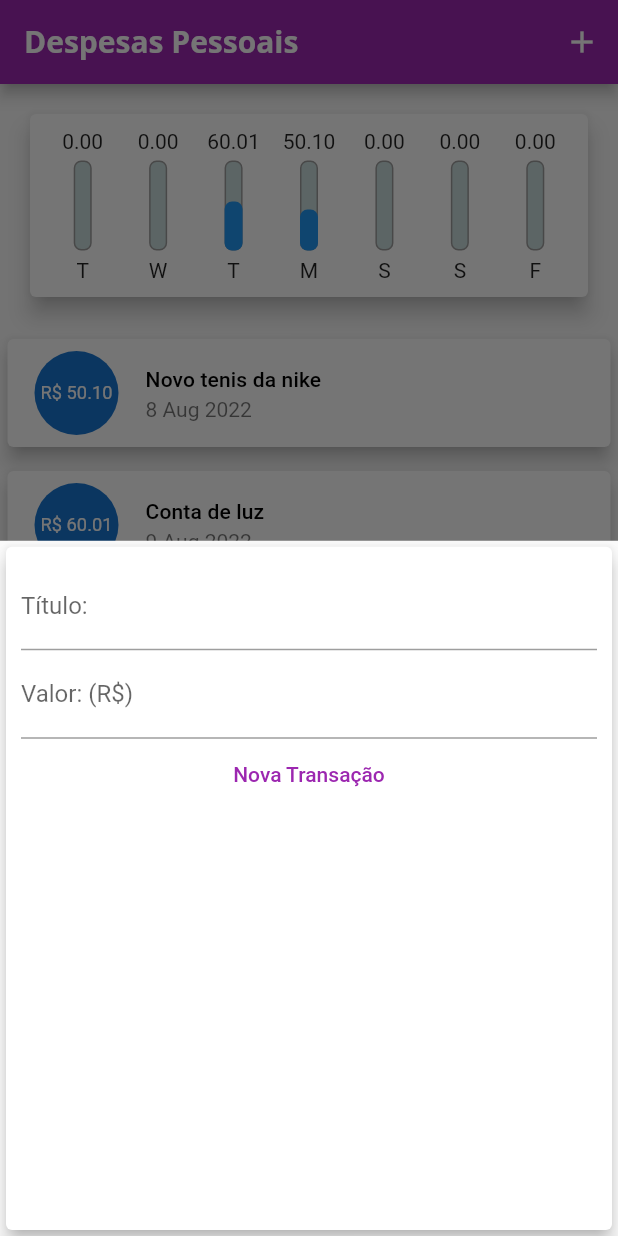
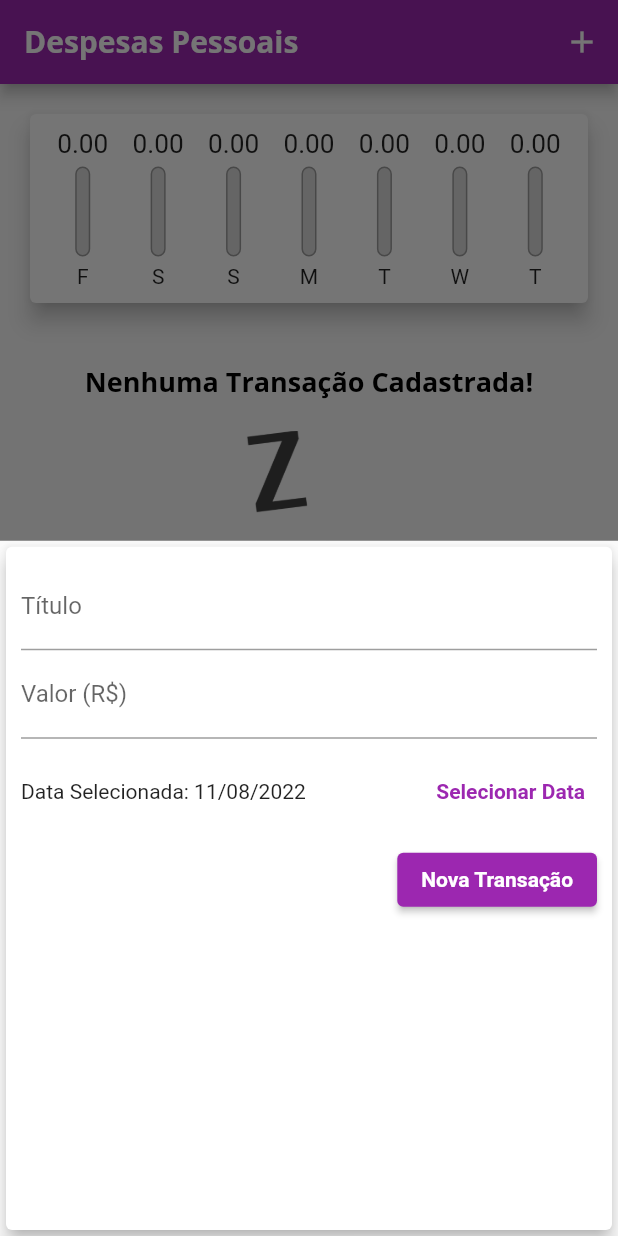
Before and after one commit to FabianoSouzaPereira/expenses, a Flutter app: the screen it shows after launch, after a tap on the "add" icon, on a phone screen of 412 x 824 dp. Run offline on Flutter 3.47's test engine with Material 2 defaults, Android fonts, the phone set to English and light mode, and no system bars.

Commit message:
finish module

```diff
--- a/lib/components/chart.dart
+++ b/lib/components/chart.dart
@@ -6,10 +6,9 @@ import 'chart_bar.dart';
 class Chart extends StatelessWidget {
   final List<Transaction> recentTransaction;
 
-  // ignore: use_key_in_widget_constructors
-  const Chart(this.recentTransaction);
+  const Chart(this.recentTransaction, {Key? key}) : super(key: key);
 
-  List<Map<String, Object>> get groupedtransations {
+  List<Map<String, Object>> get groupedTransactions {
     return List.generate(7, (index) {
       final weekDay = DateTime.now().subtract(
         Duration(days: index),
@@ -31,11 +30,11 @@ class Chart extends StatelessWidget {
         'day': DateFormat.E().format(weekDay)[0],
         'value': totalSum,
       };
-    });
+    }).reversed.toList();
   }
 
   double get _weekTotalValue {
-    return groupedtransations.fold(0.0, (sum, tr) {
+    return groupedTransactions.fold(0.0, (sum, tr) {
       return sum + (tr['value'] as double);
     });
   }
@@ -46,20 +45,23 @@ class Chart extends StatelessWidget {
       elevation: 6,
       margin: const EdgeInsets.all(20),
       child: Padding(
-          padding: const EdgeInsets.all(10.0),
+        padding: const EdgeInsets.all(10),
         child: Row(
           mainAxisAlignment: MainAxisAlignment.spaceAround,
-            children: groupedtransations.map((tr) {
+          children: groupedTransactions.map((tr) {
             return Flexible(
               fit: FlexFit.tight,
               child: ChartBar(
-                  label: tr['day'].toString(),
-                  value: double.parse(tr['value'].toString()).toDouble(),
-                  percentage: (tr['value'] as double) / _weekTotalValue,
+                label: tr['day'] as String,
+                value: tr['value'] as double,
+                percentage: _weekTotalValue == 0
+                    ? 0
+                    : (tr['value'] as double) / _weekTotalValue,
               ),
             );
           }).toList(),
         ),
-        ));
+      ),
+    );
   }
 }
--- a/lib/components/chart_bar.dart
+++ b/lib/components/chart_bar.dart
@@ -1,25 +1,31 @@
 import 'package:flutter/material.dart';
 
 class ChartBar extends StatelessWidget {
-  final String label;
-  final double value;
-  final double percentage;
+  final String? label;
+  final double? value;
+  final double? percentage;
 
-  ChartBar({
-    required this.label,
-    required this.value,
-    required this.percentage,
-  });
+  const ChartBar({
+    this.label,
+    this.value,
+    this.percentage,
+    Key? key,
+  }) : super(key: key);
 
   @override
   Widget build(BuildContext context) {
     return Column(
-      children: <Widget>[
-        FittedBox(child: Text('${value.toStringAsFixed(2)}')),
-        SizedBox(height: 5),
-        Container(
+      children: [
+        SizedBox(
+          height: 20,
+          child: FittedBox(
+            child: Text('${value!.toStringAsFixed(2)}'),
+          ),
+        ),
+        const SizedBox(height: 5),
+        SizedBox(
           height: 60,
-          width: 12,
+          width: 10,
           child: Stack(
             alignment: Alignment.bottomCenter,
             children: <Widget>[
@@ -29,7 +35,7 @@ class ChartBar extends StatelessWidget {
                     color: Colors.grey,
                     width: 1.0,
                   ),
-                  color: const Color.fromRGBO(200, 220, 220, 1),
+                  color: const Color.fromRGBO(220, 220, 220, 1),
                   borderRadius: BorderRadius.circular(5),
                 ),
               ),
@@ -37,7 +43,7 @@ class ChartBar extends StatelessWidget {
                 heightFactor: percentage,
                 child: Container(
                   decoration: BoxDecoration(
-                    color: Theme.of(context).primaryColor,
+                    color: Theme.of(context).colorScheme.primary,
                     borderRadius: BorderRadius.circular(5),
                   ),
                 ),
@@ -45,8 +51,8 @@ class ChartBar extends StatelessWidget {
             ],
           ),
         ),
-        SizedBox(height: 5),
-        Text(label),
+        const SizedBox(height: 5),
+        Text(label!),
       ],
     );
   }
--- a/lib/components/transaction_form.dart
+++ b/lib/components/transaction_form.dart
@@ -1,28 +1,46 @@
 import 'package:flutter/material.dart';
+import 'package:intl/intl.dart';
 
 class TransactionForm extends StatefulWidget {
-  late final void Function(String, double) onSubmit;
+  final void Function(String, double, DateTime) onSubmit;
 
-  TransactionForm(this.onSubmit);
+  const TransactionForm(this.onSubmit, {Key? key}) : super(key: key);
 
   @override
   State<TransactionForm> createState() => _TransactionFormState();
 }
 
 class _TransactionFormState extends State<TransactionForm> {
-  final titleContoller = TextEditingController();
-
-  final valueController = TextEditingController();
+  final _titleController = TextEditingController();
+  final _valueController = TextEditingController();
+  DateTime? _selectedDate = DateTime.now();
 
   _submitForm() {
-    final title = titleContoller.text;
-    final value = double.tryParse(valueController.text) ?? 0.0;
+    final title = _titleController.text;
+    final value = double.tryParse(_valueController.text) ?? 0;
 
-    if (title.isEmpty || value <= 0) {
+    if (title.isEmpty || value <= 0 || _selectedDate == null) {
       return;
     }
 
-    widget.onSubmit(title, value);
+    widget.onSubmit(title, value, _selectedDate!);
+  }
+
+  _showDatePicker() {
+    showDatePicker(
+      context: context,
+      initialDate: DateTime.now(),
+      firstDate: DateTime(2019),
+      lastDate: DateTime.now(),
+    ).then((pickedDate) {
+      if (pickedDate == null) {
+        return;
+      }
+
+      setState(() {
+        _selectedDate = pickedDate;
+      });
+    });
   }
 
   @override
@@ -32,35 +50,63 @@ class _TransactionFormState extends State<TransactionForm> {
       child: Padding(
         padding: const EdgeInsets.all(10),
         child: Column(
-            children: <Widget>[
+          children: [
             TextField(
-                controller: titleContoller,
+              controller: _titleController,
               onSubmitted: (_) => _submitForm(),
               decoration: const InputDecoration(
-                  labelText: 'Título: ',
+                labelText: 'Título',
               ),
             ),
             TextField(
-                controller: valueController,
-                onSubmitted: (_) => _submitForm(),
+              controller: _valueController,
               keyboardType:
                   const TextInputType.numberWithOptions(decimal: true),
+              onSubmitted: (_) => _submitForm(),
               decoration: const InputDecoration(
-                  labelText: 'Valor: (R\$)',
+                labelText: 'Valor (R\$)',
+              ),
+            ),
+            SizedBox(
+              height: 70,
+              child: Row(
+                children: <Widget>[
+                  Expanded(
+                    child: Text(
+                      _selectedDate == null
+                          ? 'Nenhuma data selecionada!'
+                          : 'Data Selecionada: ${DateFormat('dd/MM/y').format(_selectedDate!)}',
+                    ),
+                  ),
+                  TextButton(
+                    child: const Text(
+                      'Selecionar Data',
+                      style: TextStyle(
+                        fontWeight: FontWeight.bold,
+                      ),
+                    ),
+                    onPressed: _showDatePicker,
+                  )
+                ],
               ),
             ),
             Row(
-                mainAxisAlignment: MainAxisAlignment.center,
-                children: [
-                  TextButton(
-                    style: TextButton.styleFrom(primary: Colors.purple),
+              mainAxisAlignment: MainAxisAlignment.end,
+              children: <Widget>[
+                ElevatedButton(
+                  child: Text(
+                    'Nova Transação',
+                    style: TextStyle(
+                      color: Theme.of(context).textTheme.button?.color,
+                    ),
+                  ),
                   onPressed: _submitForm,
-                    child: const Text('Nova Transação'),
                 ),
               ],
-              )
+            ),
           ],
         ),
-        ));
+      ),
+    );
   }
 }
--- a/lib/components/transaction_list.dart
+++ b/lib/components/transaction_list.dart
@@ -4,29 +4,30 @@ import 'package:intl/intl.dart';
 
 class TransactionList extends StatelessWidget {
   final List<Transaction> transactions;
+  final void Function(String) onRemove;
 
-  const TransactionList(this.transactions);
+  const TransactionList(this.transactions, this.onRemove, {Key? key})
+      : super(key: key);
 
   @override
   Widget build(BuildContext context) {
-    return Container(
-      height: 300,
+    return SizedBox(
+      height: 430,
       child: transactions.isEmpty
           ? Column(
-              children: <Widget>[
-                const SizedBox(
-                  height: 20,
+              children: [
+                const SizedBox(height: 20),
+                Text(
+                  'Nenhuma Transação Cadastrada!',
+                  style: Theme.of(context).textTheme.headline6,
                 ),
-                Text(
-                  'Nenhuma transação cadastrada.',
-                  style: Theme.of(context).textTheme.titleMedium,
-                ),
-                const SizedBox(
-                  height: 20,
-                ),
-                Container(
+                const SizedBox(height: 20),
+                SizedBox(
                   height: 200,
-                  child: Image.asset('assets/images/waiting.png'),
+                  child: Image.asset(
+                    'assets/images/waiting.png',
+                    fit: BoxFit.cover,
+                  ),
                 ),
               ],
             )
@@ -42,20 +43,31 @@ class TransactionList extends StatelessWidget {
                   ),
                   child: ListTile(
                     leading: CircleAvatar(
+                      backgroundColor: Colors.purple,
                       radius: 30,
                       child: Padding(
                         padding: const EdgeInsets.all(6),
                         child: FittedBox(
-                          child: Text('R\$ ${tr.value.toStringAsFixed(2)}'),
+                          child: Text(
+                            'R\$${tr.value}',
+                            style: const TextStyle(
+                              color: Colors.white,
+                            ),
+                          ),
                         ),
                       ),
                     ),
                     title: Text(
                       tr.title,
-                      style: Theme.of(context).textTheme.titleSmall,
+                      style: Theme.of(context).textTheme.headline6,
                     ),
                     subtitle: Text(
                       DateFormat('d MMM y').format(tr.date),
+                    ),
+                    trailing: IconButton(
+                      icon: const Icon(Icons.delete),
+                      color: Theme.of(context).errorColor,
+                      onPressed: () => onRemove(tr.id),
                     ),
                   ),
                 );
--- a/lib/main.dart
+++ b/lib/main.dart
@@ -1,22 +1,21 @@
-import 'package:expenses/components/chart.dart';
-import 'package:expenses/components/transaction_Form.dart';
+import 'package:expenses/components/transaction_form.dart';
 import 'package:flutter/material.dart';
-import 'components/transaction_List.dart';
-import 'components/transaction_Form.dart';
+import 'dart:math';
+import 'components/transaction_form.dart';
+import 'components/transaction_list.dart';
+import 'components/chart.dart';
 import 'models/transaction.dart';
-import 'dart:math';
 
-main() => runApp(const ExpensesApp());
+main() => runApp(ExpensesApp());
 
 class ExpensesApp extends StatelessWidget {
-  const ExpensesApp({Key? key}) : super(key: key);
+  ExpensesApp({Key? key}) : super(key: key);
+  final ThemeData tema = ThemeData();
 
   @override
   Widget build(BuildContext context) {
-    final ThemeData tema = ThemeData();
-
     return MaterialApp(
-        home: MyHomePage(),
+      home: const MyHomePage(),
       theme: tema.copyWith(
         colorScheme: tema.colorScheme.copyWith(
           primary: Colors.purple,
@@ -29,6 +28,10 @@ class ExpensesApp extends StatelessWidget {
             fontWeight: FontWeight.bold,
             color: Colors.black,
           ),
+          button: const TextStyle(
+            color: Colors.white,
+            fontWeight: FontWeight.bold,
+          ),
         ),
         appBarTheme: const AppBarTheme(
           titleTextStyle: TextStyle(
@@ -37,32 +40,20 @@ class ExpensesApp extends StatelessWidget {
             fontWeight: FontWeight.bold,
           ),
         ),
-        ));
+      ),
+    );
   }
 }
 
 class MyHomePage extends StatefulWidget {
-  // MyHomePage({Key? key}) : super(key: key);
+  const MyHomePage({Key? key}) : super(key: key);
 
   @override
   State<MyHomePage> createState() => _MyHomePageState();
 }
 
 class _MyHomePageState extends State<MyHomePage> {
-  final List<Transaction> _transactions = [
-    Transaction(
-      id: 't0',
-      title: 'Novo tenis da nike',
-      value: 50.10,
-      date: DateTime.now().subtract(const Duration(days: 3)),
-    ),
-    Transaction(
-      id: 't1',
-      title: 'Conta de luz',
-      value: 60.01,
-      date: DateTime.now().subtract(const Duration(days: 2)),
-    ),
-  ];
+  final List<Transaction> _transactions = [];
 
   List<Transaction> get _recentTransactions {
     return _transactions.where((tr) {
@@ -72,12 +63,12 @@ class _MyHomePageState extends State<MyHomePage> {
     }).toList();
   }
 
-  _addTransaction(String title, double value) {
+  _addTransaction(String title, double value, DateTime date) {
     final newTransaction = Transaction(
       id: Random().nextDouble().toString(),
       title: title,
       value: value,
-      date: DateTime.now(),
+      date: date,
     );
 
     setState(() {
@@ -87,10 +78,16 @@ class _MyHomePageState extends State<MyHomePage> {
     Navigator.of(context).pop();
   }
 
+  _removeTransaction(String id) {
+    setState(() {
+      _transactions.removeWhere((tr) => tr.id == id);
+    });
+  }
+
   _openTransactionFormModal(BuildContext context) {
     showModalBottomSheet(
       context: context,
-      builder: (ctx) {
+      builder: (_) {
         return TransactionForm(_addTransaction);
       },
     );
@@ -101,19 +98,19 @@ class _MyHomePageState extends State<MyHomePage> {
     return Scaffold(
       appBar: AppBar(
         title: const Text('Despesas Pessoais'),
-        actions: <Widget>[
+        actions: [
           IconButton(
+            icon: const Icon(Icons.add),
             onPressed: () => _openTransactionFormModal(context),
-            icon: const Icon(Icons.add),
-          )
+          ),
         ],
       ),
       body: SingleChildScrollView(
         child: Column(
           crossAxisAlignment: CrossAxisAlignment.stretch,
-          children: <Widget>[
+          children: [
             Chart(_recentTransactions),
-            TransactionList(_transactions),
+            TransactionList(_transactions, _removeTransaction),
           ],
         ),
       ),
```
Lines whose indentation alone changed are shown as unchanged.
